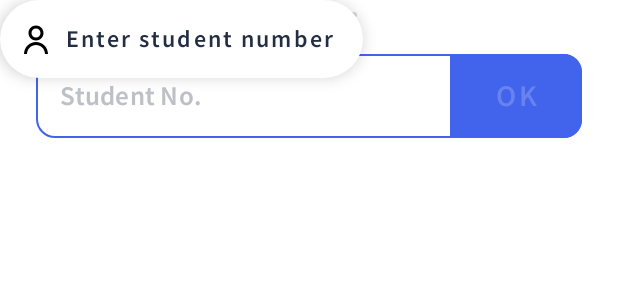
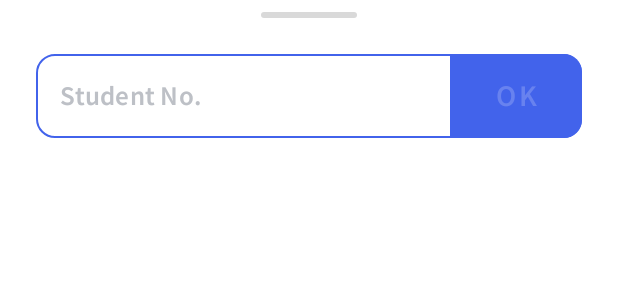
Before and after one commit to its-me-debk007/Late-Entry-Project, an Android app: the layout fragment_enter_bottom_sheet.xml on its own in the app's theme, with its tools: preview values and no code run, on a phone screen of 412 x 824 dp. Shown: the top 300 px of the screen. Run offline under Robolectric (Android 15) with nearby library versions, the phone set to English and light mode, and no system bars.

Commit message:
bar code layout update

```diff
--- a/app/build.gradle
+++ b/app/build.gradle
@@ -44,6 +44,7 @@ dependencies {
     androidTestImplementation 'androidx.test.ext:junit:1.1.3'
     androidTestImplementation 'androidx.test.espresso:espresso-core:3.4.0'
 
+    // QR/Bar Code Scanner
     implementation 'me.dm7.barcodescanner:zbar:1.9.13'
 
 }
--- a/app/src/main/res/layout/fragment_enter_bottom_sheet.xml
+++ b/app/src/main/res/layout/fragment_enter_bottom_sheet.xml
@@ -143,22 +143,5 @@
 
         </androidx.constraintlayout.widget.ConstraintLayout>
 
-        <com.google.android.material.floatingactionbutton.ExtendedFloatingActionButton
-            android:id="@+id/extendedFab"
-            android:layout_width="wrap_content"
-            android:layout_height="wrap_content"
-            android:fontFamily="@font/source_sans_pro_semibold"
-            android:paddingVertical="14dp"
-            android:paddingRight="16dp"
-            android:text="Enter student number"
-            android:textColor="#242E42"
-            android:textSize="16sp"
-            app:backgroundTint="@color/white"
-            app:cornerRadius="52dp"
-            app:icon="@drawable/ic_avatar"
-            app:iconPadding="8dp"
-            app:layout_constraintStart_toStartOf="parent"
-            app:layout_constraintTop_toTopOf="@+id/enterStudentNoLayout" />
-
     </androidx.constraintlayout.widget.ConstraintLayout>
 </layout>
```
Also changed, not shown: app/src/main/java/in/silive/lateentryproject/MainActivity.kt (+5 -14 lines), app/src/main/java/in/silive/lateentryproject/ui/BarcodeFragment.kt (+11 -1 lines), app/src/main/java/in/silive/lateentryproject/ui/BottomSheetFragment.kt (renamed from app/src/main/java/in/silive/lateentryproject/BottomSheetFragment.kt, +6 -3 lines), app/src/main/res/layout/fragment_barcode_sanner.xml (+13 -8 lines).
